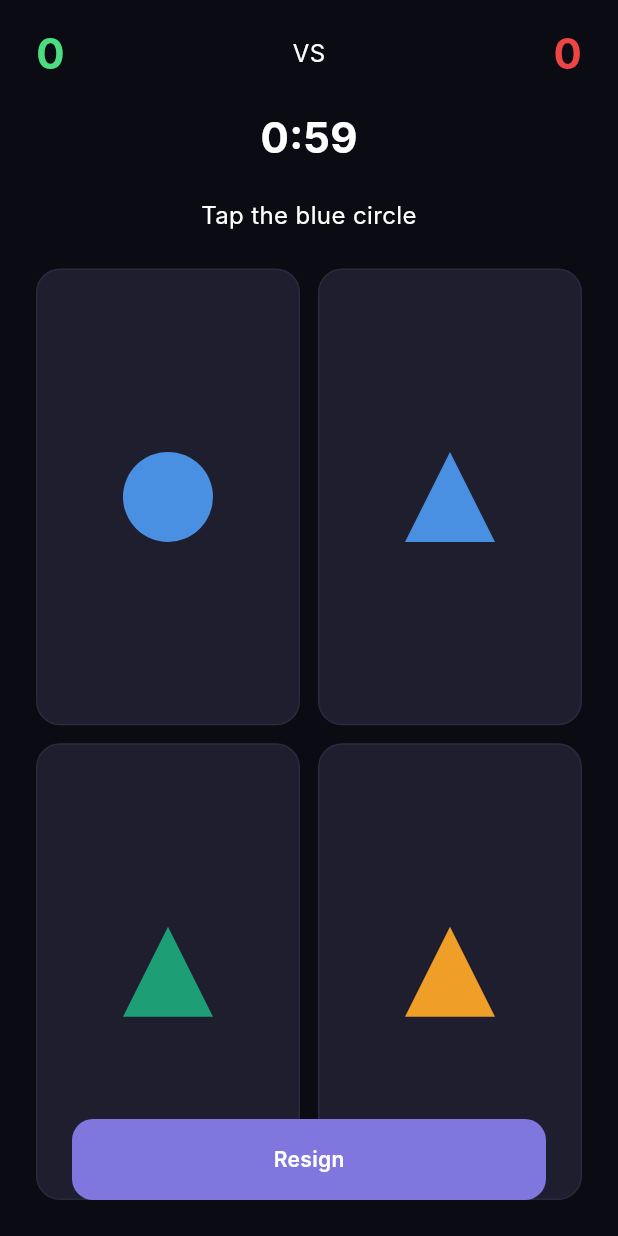
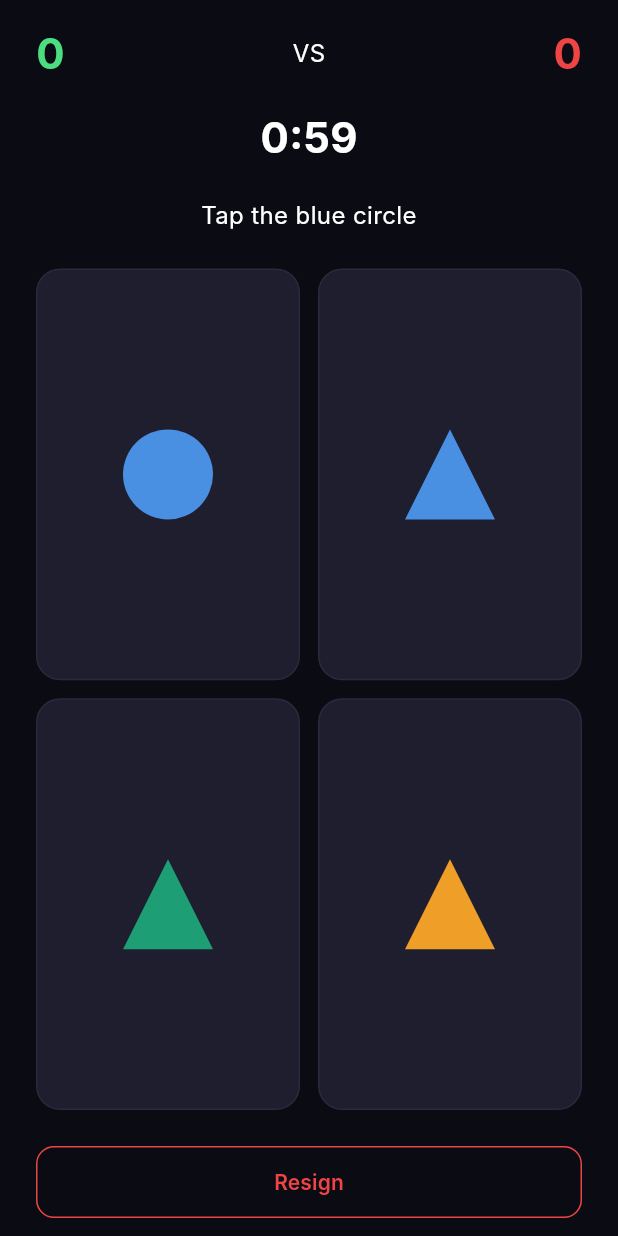
Before and after one commit to prodigy-rejoice/verra, a Flutter app: the ChainReflexView screen opened directly with empty values, on a phone screen of 412 x 824 dp. Run offline on Flutter 3.47's test engine with Material 3 defaults, Android fonts, the phone set to English and light mode, and no system bars; our stand-ins replace dio, flutter_dotenv, logger, shared_preferences, stacked, stacked_services and 2 more; accounts and stored records are empty; Roboto replaces fonts that are missing (Inter); statements that could not run were skipped.

Commit message:
Refactor game views to use OutlinedButton for resignation functionality

```diff
--- a/lib/features/games/chain_reflex/chain_reflex_view.dart
+++ b/lib/features/games/chain_reflex/chain_reflex_view.dart
@@ -34,21 +34,41 @@ class ChainReflexView extends StackedView<ChainReflexViewModel> {
     return Scaffold(
       backgroundColor: AppColors.background,
       body: SafeArea(
-        child: Stack(
+        child: Column(
           children: [
-            _GameBody(viewModel: viewModel),
+            Expanded(
+              child: Stack(
+                children: [
+                  _GameBody(viewModel: viewModel),
+                  if (viewModel.gameStatus == ChainReflexStatus.finished)
+                    _GameOverOverlay(viewModel: viewModel),
+                ],
+              ),
+            ),
             if (viewModel.gameStatus == ChainReflexStatus.playing)
-              Positioned(
-                bottom: 24,
-                left: 48,
-                right: 48,
-                child: VerraButton(
-                  label: 'Resign',
-                  onTap: viewModel.resign,
+              Padding(
+                padding: const EdgeInsets.fromLTRB(24, 0, 24, 12),
+                child: SizedBox(
+                  width: double.infinity,
+                  height: 48,
+                  child: OutlinedButton(
+                    onPressed: viewModel.resign,
+                    style: OutlinedButton.styleFrom(
+                      foregroundColor: AppColors.error,
+                      side: const BorderSide(color: AppColors.error, width: 1),
+                      shape: RoundedRectangleBorder(
+                        borderRadius: BorderRadius.circular(12),
+                      ),
+                    ),
+                    child: Text(
+                      'Resign',
+                      style: AppTextStyles.labelLarge.copyWith(
+                        color: AppColors.error,
+                      ),
+                    ),
+                  ),
                 ),
               ),
-            if (viewModel.gameStatus == ChainReflexStatus.finished)
-              _GameOverOverlay(viewModel: viewModel),
           ],
         ),
       ),
```
Also changed, not shown: lib/features/games/crypto_trivia/crypto_trivia_view.dart (+31 -11 lines), lib/features/games/math_duel/math_duel_view.dart (+31 -11 lines), lib/features/games/pattern_breaker/pattern_breaker_view.dart (+31 -11 lines), lib/features/games/word_stake/word_stake_view.dart (+31 -11 lines).
